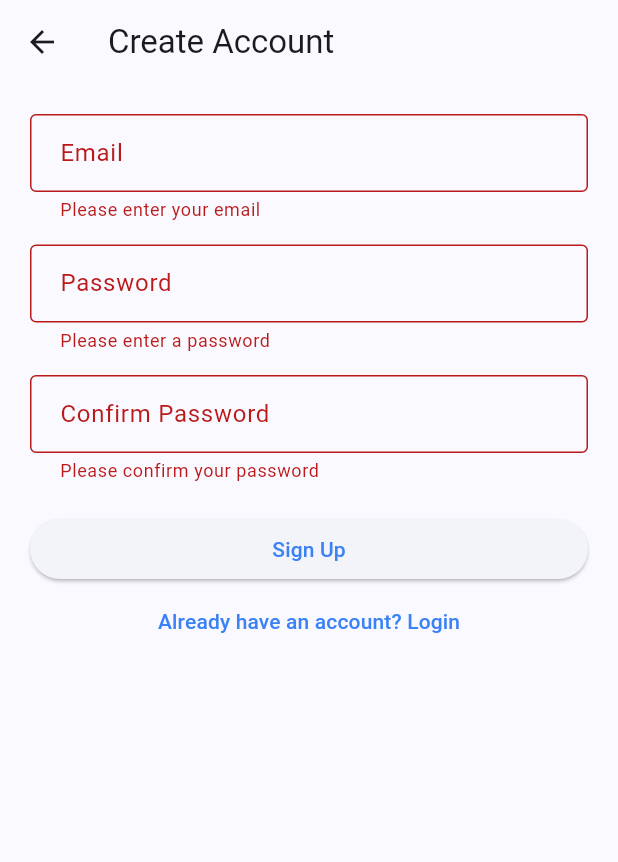
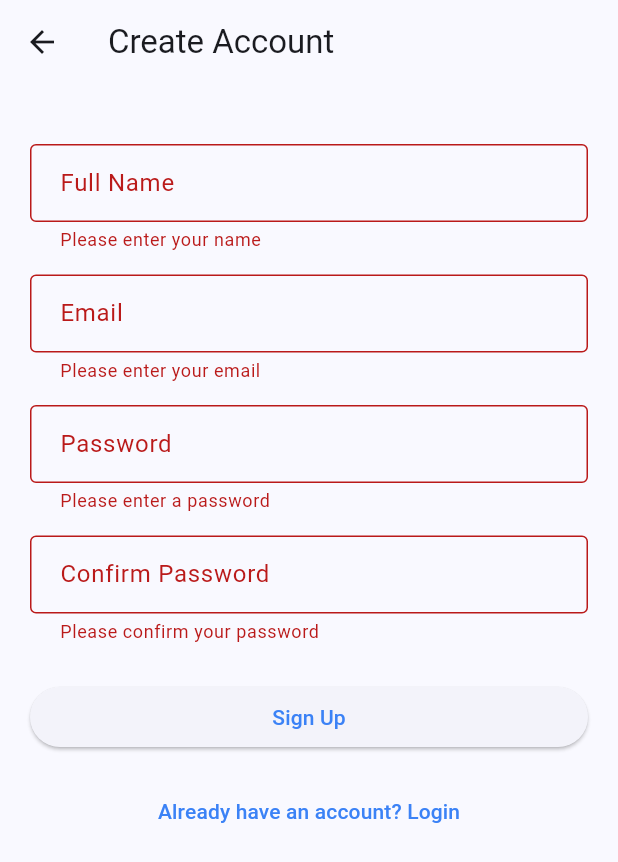
Before and after one commit to Ig-BabyBeast/blackboxai-1743357232878, a Flutter app: the SignupScreen screen opened directly, after a tap on "Sign Up", on a phone screen of 412 x 824 dp. Shown: the top 862 px of the screen. Run offline on Flutter 3.47's test engine with Material 3 defaults, Android fonts, the phone set to English and light mode, and no system bars; our stand-ins replace cached_network_image, cloud_firestore, connectivity_plus, firebase_auth, firebase_core, firebase_database and 3 more; accounts and stored records are empty; statements that could not run were skipped.

Commit message:
Add lib/screens/auth/signup_screen.dart 1743428203536

```diff
--- a/lib/screens/auth/signup_screen.dart
+++ b/lib/screens/auth/signup_screen.dart
@@ -4,7 +4,7 @@ import 'package:supply_mate/widgets/custom_text_field.dart';
 import 'package:supply_mate/screens/auth/login_screen.dart';
 
 class SignupScreen extends StatefulWidget {
-  const SignupScreen({super.key});
+  const SignupScreen({Key? key}) : super(key: key);
 
   @override
   State<SignupScreen> createState() => _SignupScreenState();
@@ -12,39 +12,48 @@ class SignupScreen extends StatefulWidget {
 
 class _SignupScreenState extends State<SignupScreen> {
   final _formKey = GlobalKey<FormState>();
+  final _nameController = TextEditingController();
   final _emailController = TextEditingController();
   final _passwordController = TextEditingController();
   final _confirmPasswordController = TextEditingController();
+  final _authService = AuthService();
   bool _isLoading = false;
+  String? _errorMessage;
 
-  Future<void> _signUp() async {
+  Future<void> _submit() async {
     if (!_formKey.currentState!.validate()) return;
     if (_passwordController.text != _confirmPasswordController.text) {
-      ScaffoldMessenger.of(context).showSnackBar(
-        const SnackBar(content: Text('Passwords do not match')),
-      );
+      setState(() => _errorMessage = 'Passwords do not match');
       return;
     }
 
-    setState(() => _isLoading = true);
+    setState(() {
+      _isLoading = true;
+      _errorMessage = null;
+    });
 
     try {
-      await AuthService().signUpWithEmail(
+      await _authService.signUpWithEmail(
+        _nameController.text.trim(),
         _emailController.text.trim(),
         _passwordController.text.trim(),
       );
-      // On successful signup, navigate to login screen
-      Navigator.pushReplacement(
-        context,
-        MaterialPageRoute(builder: (context) => const LoginScreen()),
-      );
     } catch (e) {
-      ScaffoldMessenger.of(context).showSnackBar(
-        SnackBar(content: Text(e.toString())),
-      );
+      setState(() => _errorMessage = e.toString());
     } finally {
+      if (mounted) {
         setState(() => _isLoading = false);
       }
+    }
+  }
+
+  @override
+  void dispose() {
+    _nameController.dispose();
+    _emailController.dispose();
+    _passwordController.dispose();
+    _confirmPasswordController.dispose();
+    super.dispose();
   }
 
   @override
@@ -57,61 +66,63 @@ class _SignupScreenState extends State<SignupScreen> {
         padding: const EdgeInsets.all(20.0),
         child: Form(
           key: _formKey,
+          child: SingleChildScrollView(
             child: Column(
               children: [
+                const SizedBox(height: 20),
+                CustomTextField(
+                  controller: _nameController,
+                  label: 'Full Name',
+                  validator: (value) =>
+                      value!.isEmpty ? 'Please enter your name' : null,
+                ),
+                const SizedBox(height: 15),
                 CustomTextField(
                   controller: _emailController,
                   label: 'Email',
+                  validator: (value) =>
+                      value!.isEmpty ? 'Please enter your email' : null,
                   keyboardType: TextInputType.emailAddress,
-                validator: (value) {
-                  if (value == null || value.isEmpty) {
-                    return 'Please enter your email';
-                  }
-                  return null;
-                },
                 ),
                 const SizedBox(height: 15),
                 CustomTextField(
                   controller: _passwordController,
                   label: 'Password',
+                  validator: (value) =>
+                      value!.isEmpty ? 'Please enter a password' : null,
                   obscureText: true,
-                validator: (value) {
-                  if (value == null || value.isEmpty) {
-                    return 'Please enter a password';
-                  }
-                  if (value.length < 6) {
-                    return 'Password must be at least 6 characters';
-                  }
-                  return null;
-                },
                 ),
                 const SizedBox(height: 15),
                 CustomTextField(
                   controller: _confirmPasswordController,
                   label: 'Confirm Password',
+                  validator: (value) =>
+                      value!.isEmpty ? 'Please confirm your password' : null,
                   obscureText: true,
-                validator: (value) {
-                  if (value == null || value.isEmpty) {
-                    return 'Please confirm your password';
-                  }
-                  return null;
-                },
                 ),
-              const SizedBox(height: 20),
+                if (_errorMessage != null) ...[
+                  const SizedBox(height: 15),
+                  Text(
+                    _errorMessage!,
+                    style: TextStyle(color: Theme.of(context).errorColor),
+                  ),
+                ],
+                const SizedBox(height: 25),
                 SizedBox(
                   width: double.infinity,
                   child: ElevatedButton(
-                  onPressed: _isLoading ? null : _signUp,
+                    onPressed: _isLoading ? null : _submit,
                     child: _isLoading
                         ? const CircularProgressIndicator()
                         : const Text('Sign Up'),
                   ),
                 ),
+                const SizedBox(height: 15),
                 TextButton(
                   onPressed: () {
                     Navigator.pushReplacement(
                       context,
-                    MaterialPageRoute(builder: (context) => const LoginScreen()),
+                      MaterialPageRoute(builder: (_) => const LoginScreen()),
                     );
                   },
                   child: const Text('Already have an account? Login'),
@@ -120,6 +131,7 @@ class _SignupScreenState extends State<SignupScreen> {
             ),
           ),
         ),
+      ),
     );
   }
 }
```
Lines whose indentation alone changed are shown as unchanged.
